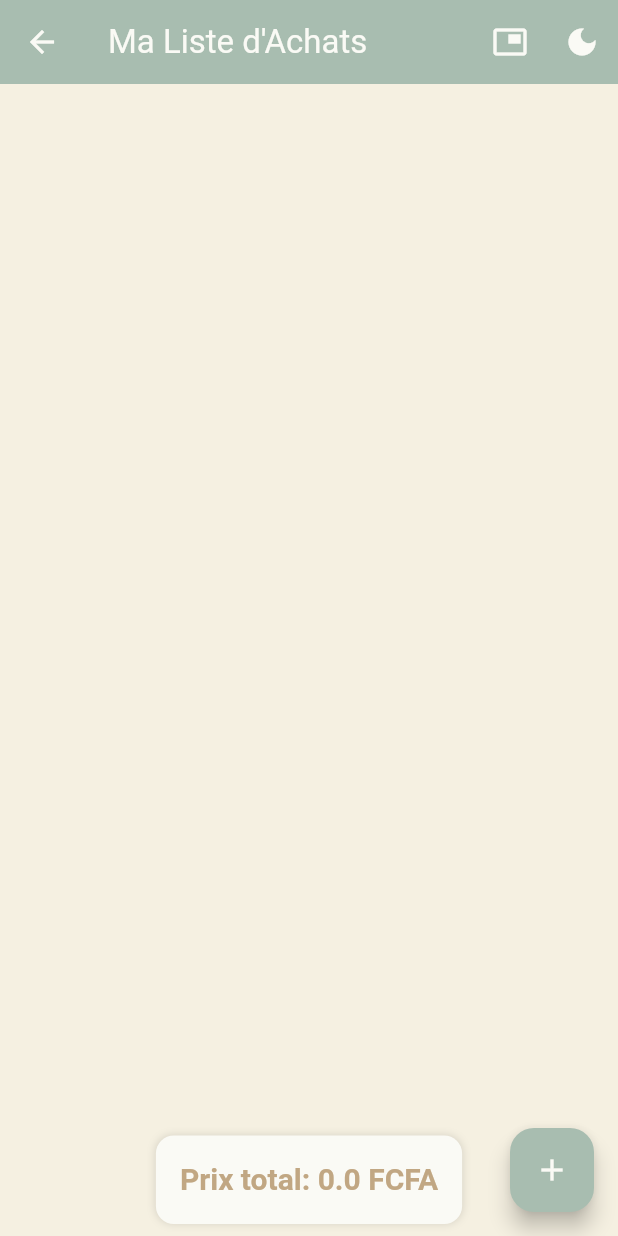
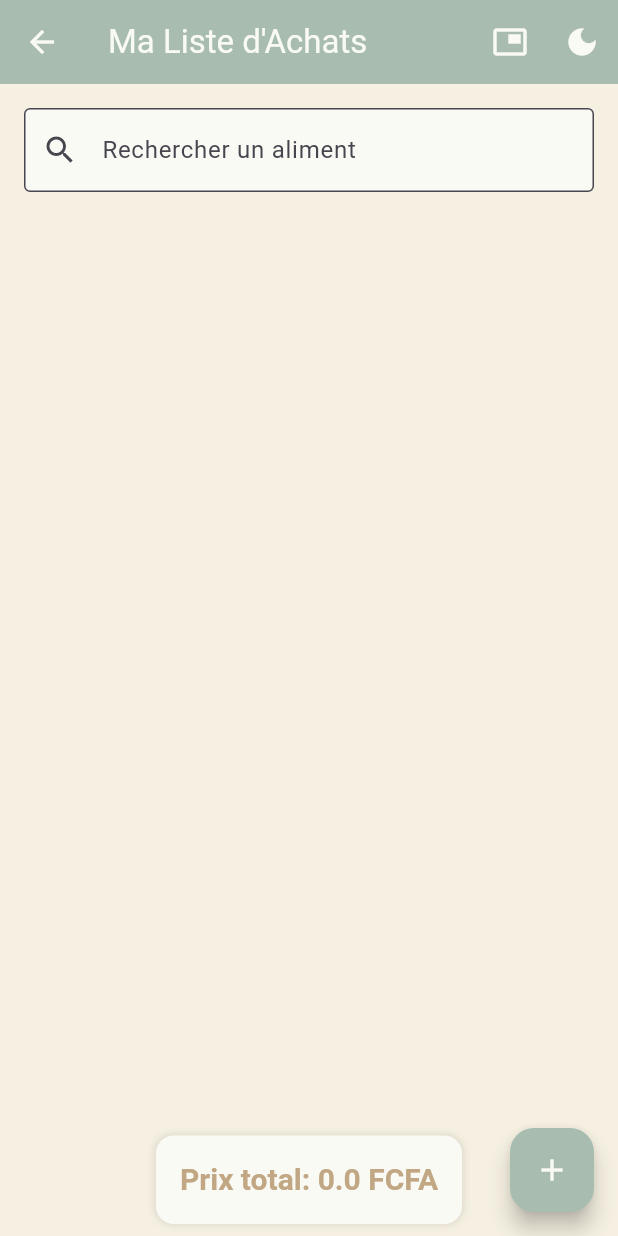
Before and after one commit to Lacasseusededelire/tobuy-v2, a Flutter app: the HomeScreen screen opened by its route, after a tap on the "picture in picture" icon, on a phone screen of 412 x 824 dp. Run offline on Flutter 3.47's test engine with Material 3 defaults, Android fonts, the light colour scheme and no system bars; missing offline and left inert: background_fetch, home_widget; statements that could not run were skipped.

Commit message:
ajout de la recherche et de la modification

```diff
--- a/lib/frontend/screens/home_screen.dart
+++ b/lib/frontend/screens/home_screen.dart
@@ -9,40 +9,77 @@ import 'add_item_screen.dart';
 import 'package:animations/animations.dart';
 import 'package:flutter/services.dart';
 
-class HomeScreen extends StatelessWidget {
+class HomeScreen extends StatefulWidget {
   const HomeScreen({Key? key}) : super(key: key);
 
+  @override
+  _HomeScreenState createState() => _HomeScreenState();
+}
+
+class _HomeScreenState extends State<HomeScreen> {
   static const _pipChannel = MethodChannel('com.example.tobuy/pip');
+  final _searchController = TextEditingController();
+  String _searchQuery = '';
+
+  @override
+  void dispose() {
+    _searchController.dispose();
+    super.dispose();
+  }
 
   Future<void> _enterPipMode() async {
     try {
       await _pipChannel.invokeMethod('enterPipMode');
+      print('Mode PiP déclenché');
     } catch (e) {
       print('Erreur PiP: $e');
+      ScaffoldMessenger.of(context).showSnackBar(
+        SnackBar(content: Text('Erreur PiP: $e')),
+      );
     }
   }
 
   @override
   Widget build(BuildContext context) {
     final shoppingListProvider = Provider.of<ShoppingListProvider>(context);
+    final items = shoppingListProvider.list.items.where((item) {
+      return item.name.toLowerCase().contains(_searchQuery.toLowerCase());
+    }).toList();
+
     return Scaffold(
       appBar: AppBar(
         title: const Text('Ma Liste d\'Achats'),
         actions: [
           IconButton(
             icon: const Icon(Icons.picture_in_picture),
-            onPressed: _enterPipMode, // Bouton pour activer PiP
+            onPressed: _enterPipMode,
           ),
           const ThemeToggleButton(),
         ],
       ),
       body: Column(
         children: [
+          Padding(
+            padding: const EdgeInsets.all(16.0),
+            child: TextField(
+              controller: _searchController,
+              decoration: const InputDecoration(
+                labelText: 'Rechercher un aliment',
+                border: OutlineInputBorder(),
+                prefixIcon: Icon(Icons.search),
+              ),
+              onChanged: (value) {
+                setState(() {
+                  _searchQuery = value;
+                });
+              },
+            ),
+          ),
           Expanded(
             child: ListView.builder(
-              itemCount: shoppingListProvider.list.items.length,
+              itemCount: items.length,
               itemBuilder: (context, index) {
-                final item = shoppingListProvider.list.items[index];
+                final item = items[index];
                 return ShoppingItemCard(
                   item: item,
                   onDelete: () => shoppingListProvider.removeItem(item.id),
```
Also changed, not shown: lib/frontend/providers/shopping_list_provider.dart (+20 -3 lines), lib/frontend/screens/edit_item_screen.dart (added, +94 -0 lines), lib/frontend/widgets/shopping_item_card.dart (+40 -14 lines), lib/main.dart (+6 -3 lines).
